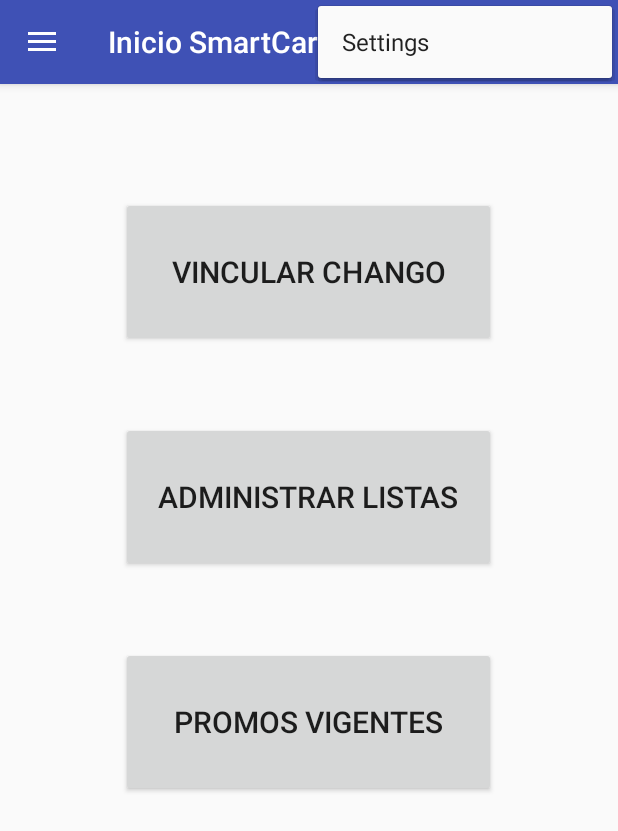
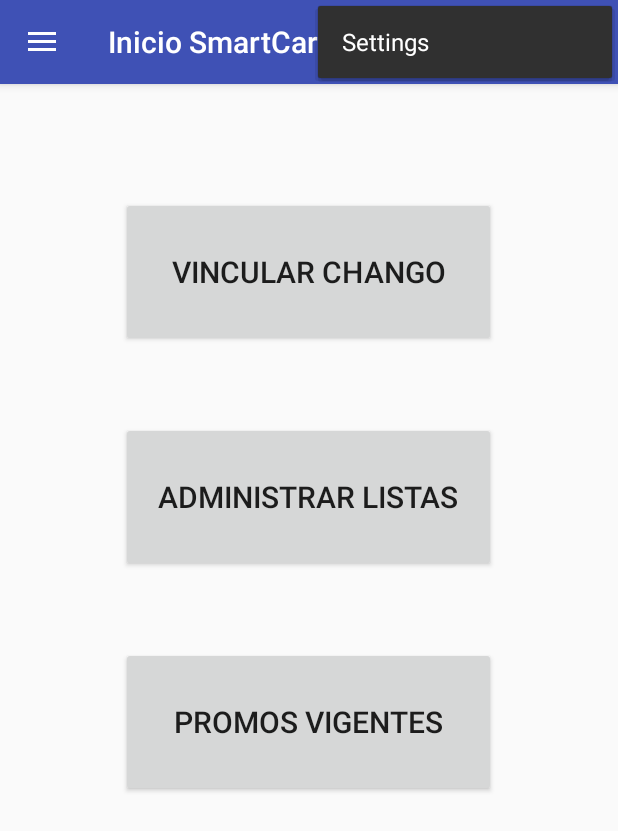
Before and after one commit to nsatragno/smartcart, an Android app: the PrincipalActivity screen opened directly, with no data from a screen before it, with the options menu open, on a phone screen of 412 x 824 dp. Shown: the top 831 px of the screen. Run offline under Robolectric (Android 15) with nearby library versions, the phone set to English and light mode, and no system bars.

Commit message:
Arreglar colores incosistentes en login

```diff
--- a/app/app/build.gradle
+++ b/app/app/build.gradle
@@ -4,7 +4,7 @@ android {
     compileSdkVersion 28
     defaultConfig {
         applicationId "ar.com.smartcart.smartcart"
-        minSdkVersion 15
+        minSdkVersion 21
         targetSdkVersion 28
         versionCode 1
         versionName "1.0"
--- a/app/app/src/main/AndroidManifest.xml
+++ b/app/app/src/main/AndroidManifest.xml
@@ -16,7 +16,7 @@
         android:label="@string/app_name"
         android:roundIcon="@mipmap/ic_launcher_round"
         android:supportsRtl="true"
-        android:theme="@style/AppTheme.NoActionBar">
+        android:theme="@style/AppTheme">
         <activity
             android:name=".LoginActivity"
             android:label="@string/app_name">
--- a/app/app/src/main/res/values/strings.xml
+++ b/app/app/src/main/res/values/strings.xml
@@ -13,7 +13,7 @@
     <string name="prompt_email">Email</string>
     <string name="prompt_password">Clave</string>
     <string name="action_sign_in">Iniciar Sesión</string>
-    <string name="action_sign_up">¿No tenés cuenta? Registáte.</string>
+    <string name="action_sign_up">¿No tenés cuenta? Registrate.</string>
     <string name="action_sign_in_short">Sign in</string>
     <string name="error_invalid_email">This email address is invalid</string>
     <string name="error_invalid_password">This password is too short</string>
--- a/app/app/src/main/res/values/styles.xml
+++ b/app/app/src/main/res/values/styles.xml
@@ -6,15 +6,12 @@
         <item name="colorPrimary">@color/colorPrimary</item>
         <item name="colorPrimaryDark">@color/colorPrimaryDark</item>
         <item name="colorAccent">@color/colorAccent</item>
-    </style>
-
-    <style name="AppTheme.NoActionBar">
         <item name="windowActionBar">false</item>
         <item name="windowNoTitle">true</item>
     </style>
 
     <style name="AppTheme.AppBarOverlay" parent="ThemeOverlay.AppCompat.Dark.ActionBar" />
 
-    <style name="AppTheme.PopupOverlay" parent="ThemeOverlay.AppCompat.Light" />
+    <style name="AppTheme.PopupOverlay" parent="ThemeOverlay.AppCompat.Dark" />
 
 </resources>
```
